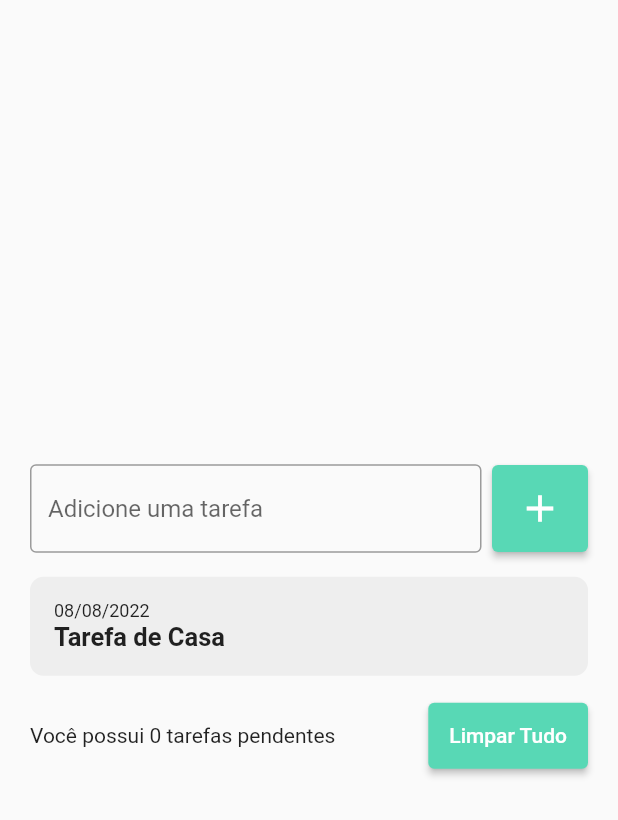
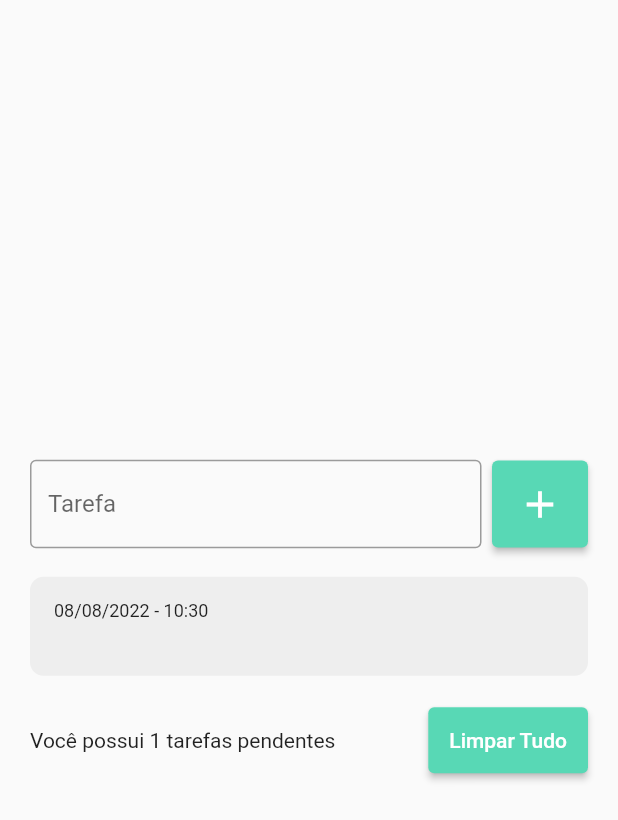
Before and after one commit to brunodeev/todo_list, a Flutter app: the screen it shows after launch, after a tap on the "add" icon, on a phone screen of 412 x 824 dp. Shown: the top 820 px of the screen. Run offline on Flutter 3.47's test engine with Material 2 defaults, Android fonts, the phone set to English and light mode, and no system bars.

Commit message:
Formatando data e hora das tarefas

```diff
--- /dev/null
+++ b/lib/models/todo.dart
@@ -0,0 +1,6 @@
+class Todo {
+  Todo({required this.title, required this.dateTime});
+
+  String title;
+  DateTime dateTime;
+}
--- a/lib/pages/todo_list_page.dart
+++ b/lib/pages/todo_list_page.dart
@@ -2,6 +2,7 @@
 
 import 'package:flutter/material.dart';
 
+import '../models/todo.dart';
 import '../widgets/todo_list_item.dart';
 
 class TodoListPage extends StatefulWidget {
@@ -14,14 +15,15 @@ class TodoListPage extends StatefulWidget {
 class _TodoListPageState extends State<TodoListPage> {
   final TextEditingController todoController = TextEditingController();
 
-  List<String> todos = [];
+  List<Todo> todos = [];
 
   @override
   Widget build(BuildContext context) {
-    return Scaffold(
+    return SafeArea(
+      child: Scaffold(
           body: Center(
         child: Padding(
-        padding: const EdgeInsets.symmetric(horizontal: 20),
+          padding: const EdgeInsets.all(20),
           child: Column(
             mainAxisSize: MainAxisSize.min,
             children: [
@@ -32,6 +34,7 @@ class _TodoListPageState extends State<TodoListPage> {
                       controller: todoController,
                       decoration: InputDecoration(
                         border: OutlineInputBorder(),
+                        labelText: "Tarefa",
                         hintText: "Adicione uma tarefa",
                       ),
                     ),
@@ -41,7 +44,11 @@ class _TodoListPageState extends State<TodoListPage> {
                     onPressed: () {
                       String text = todoController.text;
                       setState(() {
-                      todos.add(text);
+                        Todo newTodo = Todo(
+                          title: text,
+                          dateTime: DateTime.now(),
+                        );
+                        todos.add(newTodo);
                       });
                       todoController.clear();
                     },
@@ -61,7 +68,7 @@ class _TodoListPageState extends State<TodoListPage> {
                 child: ListView(
                   shrinkWrap: true,
                   children: [
-                  for (String todo in todos) TodoListItem(),
+                    for (Todo todo in todos) TodoListItem(todo: todo),
                   ],
                 ),
               ),
@@ -70,7 +77,7 @@ class _TodoListPageState extends State<TodoListPage> {
                 children: [
                   Expanded(
                     child: Text(
-                    'Você possui 0 tarefas pendentes',
+                      'Você possui ${todos.length} tarefas pendentes',
                     ),
                   ),
                   SizedBox(width: 8),
@@ -87,6 +94,7 @@ class _TodoListPageState extends State<TodoListPage> {
             ],
           ),
         ),
-    ));
+      )),
+    );
   }
 }
--- a/lib/widgets/todo_list_item.dart
+++ b/lib/widgets/todo_list_item.dart
@@ -1,14 +1,24 @@
+// ignore_for_file: prefer_const_constructors
+
 import 'package:flutter/src/foundation/key.dart';
 import 'package:flutter/src/widgets/framework.dart';
+import 'package:intl/intl.dart';
 
 import 'package:flutter/material.dart';
+import 'package:intl/intl.dart';
+
+import '../models/todo.dart';
 
 class TodoListItem extends StatelessWidget {
-  const TodoListItem({Key? key}) : super(key: key);
+  const TodoListItem({Key? key, required this.todo}) : super(key: key);
+
+  final Todo todo;
 
   @override
   Widget build(BuildContext context) {
-    return Container(
+    return Padding(
+      padding: const EdgeInsets.symmetric(vertical: 3),
+      child: Container(
         decoration: BoxDecoration(
           borderRadius: BorderRadius.circular(9),
           color: Colors.grey[200],
@@ -16,16 +26,19 @@ class TodoListItem extends StatelessWidget {
         padding: const EdgeInsets.all(16),
         child: Column(
           crossAxisAlignment: CrossAxisAlignment.start,
-        children: const [
+          children: [
             Text(
-            '08/08/2022',
+              DateFormat('dd/MM/yyyy - HH:mm').format(todo.dateTime),
               style: TextStyle(
                 fontSize: 12,
               ),
             ),
-          Text('Tarefa de Casa',
-              style: TextStyle(fontSize: 17, fontWeight: FontWeight.w600)),
+            Text(
+              todo.title,
+              style: TextStyle(fontSize: 17, fontWeight: FontWeight.w600),
+            ),
           ],
+        ),
       ),
     );
   }
--- a/pubspec.yaml
+++ b/pubspec.yaml
@@ -34,6 +34,8 @@ dependencies:
   # The following adds the Cupertino Icons font to your application.
   # Use with the CupertinoIcons class for iOS style icons.
   cupertino_icons: ^1.0.2
+  intl:
+  flutter_slidable: ^2.0.0
 
 dev_dependencies:
   flutter_test:
```
Also changed, not shown: pubspec.lock. Lines whose indentation alone changed are shown as unchanged.
